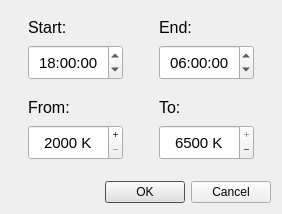
Old version of the form src/tempscheduler.ui in the repository ArtrixTech/DynaGammy.
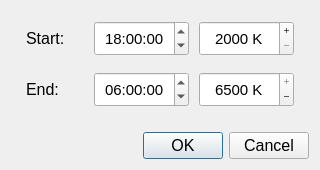
New version of the form. Icons and pictures are not drawn.

```diff
--- a/src/tempscheduler.ui
+++ b/src/tempscheduler.ui
@@ -6,16 +6,28 @@
    <rect>
     <x>0</x>
     <y>0</y>
-    <width>282</width>
-    <height>214</height>
+    <width>320</width>
+    <height>170</height>
    </rect>
   </property>
   <property name="sizePolicy">
-   <sizepolicy hsizetype="Minimum" vsizetype="Minimum">
+   <sizepolicy hsizetype="Fixed" vsizetype="Fixed">
     <horstretch>0</horstretch>
     <verstretch>0</verstretch>
    </sizepolicy>
   </property>
+  <property name="minimumSize">
+   <size>
+    <width>320</width>
+    <height>170</height>
+   </size>
+  </property>
+  <property name="maximumSize">
+   <size>
+    <width>320</width>
+    <height>170</height>
+   </size>
+  </property>
   <property name="windowTitle">
    <string>Temperature schedule</string>
   </property>
@@ -27,53 +39,26 @@
    <string notr="true"/>
   </property>
   <layout class="QGridLayout" name="gridLayout">
-   <item row="4" column="0" colspan="3">
-    <widget class="QDialogButtonBox" name="buttonBox">
-     <property name="font">
-      <font>
-       <pointsize>12</pointsize>
-      </font>
-     </property>
-     <property name="styleSheet">
-      <string notr="true">
-selection-background-color: rgb(96,96,96);
-</string>
-     </property>
-     <property name="orientation">
-      <enum>Qt::Horizontal</enum>
-     </property>
-     <property name="standardButtons">
-      <set>QDialogButtonBox::Cancel|QDialogButtonBox::Ok</set>
-     </property>
-     <property name="centerButtons">
-      <bool>false</bool>
-     </property>
-    </widget>
-   </item>
-   <item row="3" column="1">
-    <layout class="QHBoxLayout" name="horizontalLayout">
+   <item row="0" column="0">
+    <layout class="QVBoxLayout" name="verticalLayout_5">
+     <item>
+      <layout class="QVBoxLayout" name="verticalLayout">
      <property name="leftMargin">
-      <number>5</number>
+        <number>15</number>
      </property>
      <property name="topMargin">
-      <number>0</number>
+        <number>10</number>
      </property>
      <property name="rightMargin">
-      <number>5</number>
+        <number>15</number>
      </property>
      <property name="bottomMargin">
-      <number>10</number>
+        <number>0</number>
      </property>
      <item>
-      <layout class="QVBoxLayout" name="verticalLayout_2">
-       <property name="leftMargin">
-        <number>5</number>
-       </property>
-       <property name="topMargin">
-        <number>5</number>
-       </property>
-       <property name="rightMargin">
-        <number>5</number>
+        <layout class="QHBoxLayout" name="horizontalLayout_2" stretch="0,0,0">
+         <property name="spacing">
+          <number>10</number>
        </property>
        <property name="bottomMargin">
         <number>5</number>
@@ -88,6 +73,9 @@
          <property name="text">
           <string>Start:</string>
          </property>
+           <property name="alignment">
+            <set>Qt::AlignLeading|Qt::AlignLeft|Qt::AlignVCenter</set>
+           </property>
         </widget>
        </item>
        <item>
@@ -129,34 +117,6 @@
          </property>
         </widget>
        </item>
-       <item>
-        <spacer name="verticalSpacer_2">
-         <property name="orientation">
-          <enum>Qt::Vertical</enum>
-         </property>
-         <property name="sizeType">
-          <enum>QSizePolicy::Fixed</enum>
-         </property>
-         <property name="sizeHint" stdset="0">
-          <size>
-           <width>20</width>
-           <height>10</height>
-          </size>
-         </property>
-        </spacer>
-       </item>
-       <item>
-        <widget class="QLabel" name="label_3">
-         <property name="font">
-          <font>
-           <pointsize>12</pointsize>
-          </font>
-         </property>
-         <property name="text">
-          <string>From:</string>
-         </property>
-        </widget>
-       </item>
        <item>
         <widget class="QSpinBox" name="tempEndBox">
          <property name="sizePolicy">
@@ -210,38 +170,13 @@
       </layout>
      </item>
      <item>
-      <spacer name="horizontalSpacer">
-       <property name="orientation">
-        <enum>Qt::Horizontal</enum>
-       </property>
-       <property name="sizeType">
-        <enum>QSizePolicy::Minimum</enum>
-       </property>
-       <property name="sizeHint" stdset="0">
-        <size>
-         <width>20</width>
-         <height>20</height>
-        </size>
-       </property>
-      </spacer>
-     </item>
-     <item>
-      <layout class="QVBoxLayout" name="verticalLayout">
+        <layout class="QHBoxLayout" name="horizontalLayout" stretch="0,0,0">
        <property name="spacing">
-        <number>6</number>
-       </property>
-       <property name="leftMargin">
-        <number>5</number>
+          <number>10</number>
        </property>
        <property name="topMargin">
         <number>5</number>
        </property>
-       <property name="rightMargin">
-        <number>5</number>
-       </property>
-       <property name="bottomMargin">
-        <number>5</number>
-       </property>
        <item>
         <widget class="QLabel" name="label_2">
          <property name="font">
@@ -252,6 +187,9 @@
          <property name="text">
           <string>End:</string>
          </property>
+           <property name="alignment">
+            <set>Qt::AlignLeading|Qt::AlignLeft|Qt::AlignVCenter</set>
+           </property>
         </widget>
        </item>
        <item>
@@ -298,34 +236,6 @@
          </property>
         </widget>
        </item>
-       <item>
-        <spacer name="verticalSpacer_3">
-         <property name="orientation">
-          <enum>Qt::Vertical</enum>
-         </property>
-         <property name="sizeType">
-          <enum>QSizePolicy::Fixed</enum>
-         </property>
-         <property name="sizeHint" stdset="0">
-          <size>
-           <width>20</width>
-           <height>10</height>
-          </size>
-         </property>
-        </spacer>
-       </item>
-       <item>
-        <widget class="QLabel" name="label_4">
-         <property name="font">
-          <font>
-           <pointsize>12</pointsize>
-          </font>
-         </property>
-         <property name="text">
-          <string>To:</string>
-         </property>
-        </widget>
-       </item>
        <item>
         <widget class="QSpinBox" name="tempStartBox">
          <property name="sizePolicy">
@@ -369,6 +279,64 @@
          </property>
          <property name="value">
           <number>6500</number>
+           </property>
+          </widget>
+         </item>
+        </layout>
+       </item>
+      </layout>
+     </item>
+     <item>
+      <spacer name="verticalSpacer">
+       <property name="orientation">
+        <enum>Qt::Vertical</enum>
+       </property>
+       <property name="sizeType">
+        <enum>QSizePolicy::MinimumExpanding</enum>
+       </property>
+       <property name="sizeHint" stdset="0">
+        <size>
+         <width>20</width>
+         <height>10</height>
+        </size>
+       </property>
+      </spacer>
+     </item>
+     <item>
+      <layout class="QHBoxLayout" name="horizontalLayout_3">
+       <property name="spacing">
+        <number>0</number>
+       </property>
+       <item>
+        <widget class="QDialogButtonBox" name="buttonBox">
+         <property name="sizePolicy">
+          <sizepolicy hsizetype="Expanding" vsizetype="Fixed">
+           <horstretch>0</horstretch>
+           <verstretch>0</verstretch>
+          </sizepolicy>
+         </property>
+         <property name="minimumSize">
+          <size>
+           <width>0</width>
+           <height>0</height>
+          </size>
+         </property>
+         <property name="font">
+          <font>
+           <pointsize>12</pointsize>
+          </font>
+         </property>
+         <property name="styleSheet">
+          <string notr="true"/>
+         </property>
+         <property name="orientation">
+          <enum>Qt::Horizontal</enum>
+         </property>
+         <property name="standardButtons">
+          <set>QDialogButtonBox::Cancel|QDialogButtonBox::Ok</set>
+         </property>
+         <property name="centerButtons">
+          <bool>false</bool>
          </property>
         </widget>
        </item>
```
Lines whose indentation alone changed are shown as unchanged.
